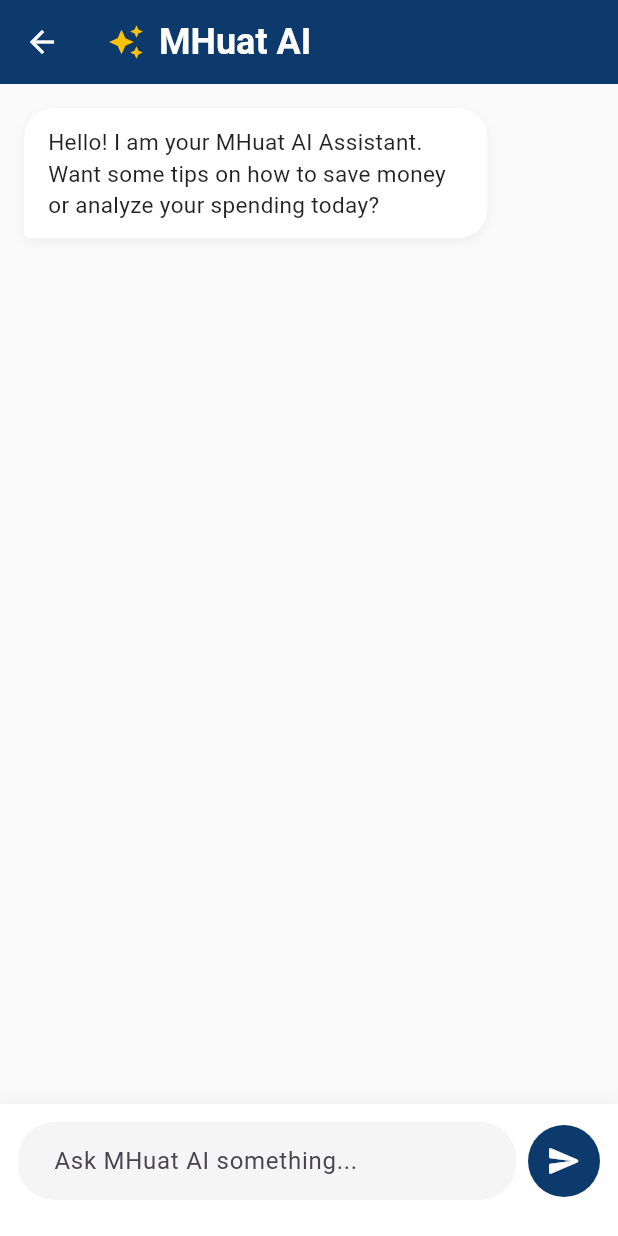
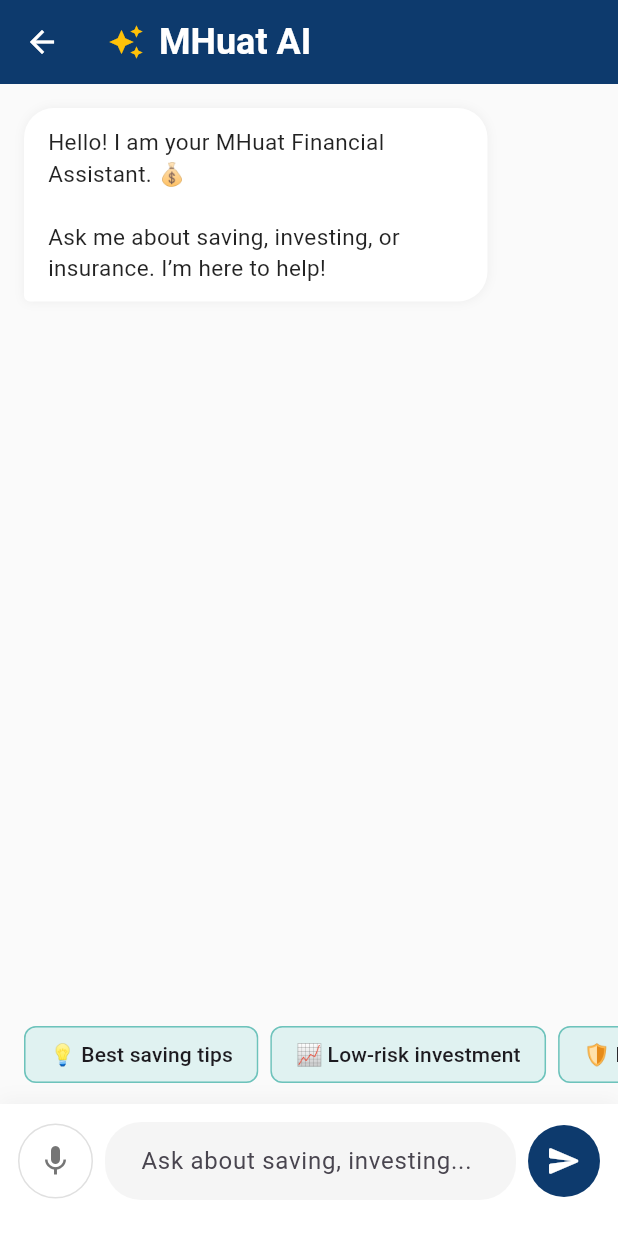
Before and after one commit to jiahui-1101/borneo_hackwknd, a Flutter app: the screen it shows after launch, scrolled down 164 dp, after a tap on the "smart toy" icon, on a phone screen of 412 x 824 dp. Run offline on Flutter 3.47's test engine with Material 3 defaults, Android fonts, the phone set to English and light mode, and no system bars; our stand-ins replace audioplayers, firebase_core, firebase_vertexai, fl_chart, flutter_tts, image_picker and 2 more; accounts and stored records are empty.

Commit message:
chat page

```diff
--- a/my_huat/lib/features/ai_feature/ai_chat_page.dart
+++ b/my_huat/lib/features/ai_feature/ai_chat_page.dart
@@ -1,6 +1,8 @@
 // lib/features/ai_feature/ai_chat_page.dart
 import 'package:flutter/material.dart';
-import 'package:google_generative_ai/google_generative_ai.dart'; // 🌟 导入刚刚安装的 AI 包
+import 'package:firebase_vertexai/firebase_vertexai.dart';
+import 'package:speech_to_text/speech_to_text.dart' as stt;
+import 'package:flutter_tts/flutter_tts.dart';
 
 class AiChatPage extends StatefulWidget {
   const AiChatPage({super.key});
@@ -11,70 +13,149 @@
 
 class _AiChatPageState extends State<AiChatPage> {
   final TextEditingController _controller = TextEditingController();
-
-  // 🌟 1. 在这里填入你刚才复制的 API Key！
-  static const String _apiKey = 'AIzaSyAPgN5NVMtpEnc82YFRUvI58Wy0cu_oHzc';
+  final ScrollController _scrollController = ScrollController();
+  final ScrollController _chipsScrollController = ScrollController();
 
   late final GenerativeModel _model;
+  late stt.SpeechToText _speech;
+  late FlutterTts _tts;
+
+  bool _isListening = false;
+  bool _isSpeaking = false;
+  bool _isTyping = false;
 
   final List<Map<String, dynamic>> _messages = [
     {
-      'text': 'Hello! I am your MHuat AI Assistant. Want some tips on how to save money or analyze your spending today?',
+      'text': 'Hello! I am your MHuat Financial Assistant. 💰\n\n'
+              'Ask me about saving, investing, or insurance. I’m here to help!',
       'isUser': false,
     },
+  ];
+
+  final List<String> _suggestions = const [
+    '💡 Best saving tips',
+    '📈 Low‑risk investment',
+    '🛡️ Family insurance',
+    '📊 Compare ETFs vs mutual funds',
+    '💰 Emergency fund size',
   ];
 
   @override
   void initState() {
     super.initState();
-    // 🌟 2. 初始化 Gemini 大脑 (使用 gemini-1.5-flash 模型，速度最快)
-    _model = GenerativeModel(
-      model: 'gemini-1.5-flash',
-      apiKey: _apiKey,
+    _initVoice();
+    _initModel();
+  }
+
+  void _initModel() {
+    // Use Firebase Vertex AI with the gemini-1.5-flash model
+    _model = FirebaseVertexAI.instance.generativeModel(
+      model: 'gemini-2.0-flash',
+      generationConfig: GenerationConfig(temperature: 0.8),
     );
   }
 
-  // 🌟 3. 真正发送消息给 AI 的核心逻辑
-  Future<void> _sendMessage() async {
-    if (_controller.text.trim().isEmpty) return;
+  // Voice methods (same as before, but you can keep them)
+  Future<void> _initVoice() async {
+    _speech = stt.SpeechToText();
+    _tts = FlutterTts();
+    await _tts.setLanguage("en-US");
+    await _tts.setSpeechRate(0.5);
+    _tts.setStartHandler(() => setState(() => _isSpeaking = true));
+    _tts.setCompletionHandler(() => setState(() => _isSpeaking = false));
+  }
 
-    final userText = _controller.text;
+  Future<void> _startListening() async {
+    bool available = await _speech.initialize();
+    if (available) {
+      setState(() => _isListening = true);
+      _speech.listen(
+        onResult: (result) {
+          _controller.text = result.recognizedWords;
+          if (result.finalResult) {
+            _stopListening();
+            _sendMessage(result.recognizedWords);
+          }
+        },
+      );
+    }
+  }
+
+  void _stopListening() {
+    _speech.stop();
+    setState(() => _isListening = false);
+  }
+
+  Future<void> _speak(String text) async {
+    String clean = text.replaceAll('*', '').replaceAll('#', '');
+    await _tts.speak(clean);
+  }
+
+  Future<void> _stopSpeaking() async {
+    await _tts.stop();
+    setState(() => _isSpeaking = false);
+  }
+
+  Future<void> _sendMessage([String? preset]) async {
+    final text = preset ?? _controller.text.trim();
+    if (text.isEmpty || _isTyping) return;
 
     setState(() {
-      // 把用户的话显示出来，清空输入框
-      _messages.add({'text': userText, 'isUser': true});
+      _messages.add({'text': text, 'isUser': true});
       _controller.clear();
-      // 显示 AI 正在思考的动画
-      _messages.add({'text': 'Thinking...', 'isUser': false, 'isTyping': true});
+      _isTyping = true;
     });
+    _scrollToBottom();
 
     try {
-      // 把用户的话打包发给 Gemini API
-      final content = [Content.text(userText)];
-      final response = await _model.generateContent(content);
+      final prompt = '''
+You are a helpful financial advisor. Answer questions about saving, investing, and insurance in a friendly, concise way.
+
+User: $text
+''';
+      final response = await _model.generateContent([Content.text(prompt)]);
+      final reply = response.text ?? 'Sorry, I could not generate a response.';
 
       if (mounted) {
         setState(() {
-          _messages.removeLast(); // 删掉 "Thinking..." 的加载动画
-          // 把真正的 AI 回答显示出来！
-          _messages.add({
-            'text': response.text ?? 'Sorry, I got confused for a second!',
-            'isUser': false
-          });
+          _isTyping = false;
+          _messages.add({'text': reply, 'isUser': false});
         });
+        _speak(reply);
+        _scrollToBottom();
       }
     } catch (e) {
-      // 如果网络不好或者 API Key 填错了，给个错误提示
       if (mounted) {
         setState(() {
-          _messages.removeLast();
+          _isTyping = false;
           _messages.add({
-            'text': 'Oops! Connection error. Please check your API Key and internet.',
+            'text': 'Error: $e. Please check your Firebase setup.',
             'isUser': false
           });
         });
       }
     }
+  }
+
+  void _scrollToBottom() {
+    Future.delayed(const Duration(milliseconds: 100), () {
+      if (_scrollController.hasClients) {
+        _scrollController.animateTo(
+          _scrollController.position.maxScrollExtent,
+          duration: const Duration(milliseconds: 300),
+          curve: Curves.easeOut,
+        );
+      }
+    });
+  }
+
+  @override
+  void dispose() {
+    _controller.dispose();
+    _scrollController.dispose();
+    _chipsScrollController.dispose();
+    _tts.stop();
+    super.dispose();
   }
 
   @override
@@ -96,42 +177,105 @@
         children: [
           Expanded(
             child: ListView.builder(
+              controller: _scrollController,
               padding: const EdgeInsets.all(16),
-              itemCount: _messages.length,
+              itemCount: _messages.length + (_isTyping ? 1 : 0),
               itemBuilder: (context, index) {
+                if (_isTyping && index == _messages.length) {
+                  return _buildTypingIndicator();
+                }
                 final msg = _messages[index];
                 return _buildChatBubble(
                   text: msg['text'],
                   isUser: msg['isUser'],
-                  isTyping: msg['isTyping'] ?? false,
                 );
               },
             ),
           ),
+          _buildSuggestionChips(),
           _buildInputArea(),
         ],
       ),
     );
   }
 
-  Widget _buildChatBubble({required String text, required bool isUser, required bool isTyping}) {
+  Widget _buildChatBubble({required String text, required bool isUser}) {
     return Align(
       alignment: isUser ? Alignment.centerRight : Alignment.centerLeft,
       child: Container(
         margin: const EdgeInsets.only(bottom: 16),
         padding: const EdgeInsets.symmetric(horizontal: 16, vertical: 12),
-        constraints: BoxConstraints(maxWidth: MediaQuery.of(context).size.width * 0.75),
+        constraints: BoxConstraints(
+          maxWidth: MediaQuery.of(context).size.width * 0.75,
+        ),
         decoration: BoxDecoration(
           color: isUser ? const Color(0xFF0D3A6D) : Colors.white,
           borderRadius: BorderRadius.circular(20).copyWith(
             bottomRight: isUser ? const Radius.circular(4) : const Radius.circular(20),
             bottomLeft: isUser ? const Radius.circular(20) : const Radius.circular(4),
           ),
-          boxShadow: [BoxShadow(color: Colors.black.withOpacity(0.05), blurRadius: 5, offset: const Offset(0, 2))],
+          boxShadow: [
+            BoxShadow(color: Colors.black.withOpacity(0.05), blurRadius: 5),
+          ],
         ),
-        child: isTyping
-          ? const SizedBox(width: 20, height: 20, child: CircularProgressIndicator(strokeWidth: 2, color: Color(0xFF0D3A6D)))
-          : Text(text, style: TextStyle(color: isUser ? Colors.white : Colors.black87, fontSize: 15)),
+        child: SelectableText(
+          text,
+          style: TextStyle(
+            color: isUser ? Colors.white : Colors.black87,
+            fontSize: 15,
+          ),
+        ),
+      ),
+    );
+  }
+
+  Widget _buildTypingIndicator() {
+    return Align(
+      alignment: Alignment.centerLeft,
+      child: Container(
+        margin: const EdgeInsets.only(bottom: 16),
+        padding: const EdgeInsets.symmetric(horizontal: 16, vertical: 12),
+        decoration: BoxDecoration(
+          color: Colors.white,
+          borderRadius: BorderRadius.circular(20),
+        ),
+        child: const Row(
+          mainAxisSize: MainAxisSize.min,
+          children: [
+            SizedBox(
+              width: 20,
+              height: 20,
+              child: CircularProgressIndicator(strokeWidth: 2, color: Color(0xFF0D3A6D)),
+            ),
+            SizedBox(width: 10),
+            Text('Thinking...', style: TextStyle(color: Colors.black54)),
+          ],
+        ),
+      ),
+    );
+  }
+
+  Widget _buildSuggestionChips() {
+    return Container(
+      height: 50,
+      margin: const EdgeInsets.symmetric(vertical: 8),
+      child: ListView.builder(
+        controller: _chipsScrollController,
+        scrollDirection: Axis.horizontal,
+        padding: const EdgeInsets.symmetric(horizontal: 16),
+        itemCount: _suggestions.length,
+        itemBuilder: (context, index) {
+          final chip = _suggestions[index];
+          return Padding(
+            padding: const EdgeInsets.only(right: 8),
+            child: ActionChip(
+              label: Text(chip),
+              onPressed: () => _sendMessage(chip),
+              backgroundColor: Colors.teal[50],
+              side: BorderSide(color: Colors.teal.withOpacity(0.3)),
+            ),
+          );
+        },
       ),
     );
   }
@@ -141,18 +285,39 @@
       padding: const EdgeInsets.all(12).copyWith(bottom: 24),
       decoration: BoxDecoration(
         color: Colors.white,
-        boxShadow: [BoxShadow(color: Colors.grey.withOpacity(0.1), blurRadius: 10, offset: const Offset(0, -3))],
+        boxShadow: [
+          BoxShadow(color: Colors.grey.withOpacity(0.1), blurRadius: 10, offset: const Offset(0, -3)),
+        ],
       ),
       child: Row(
         children: [
+          GestureDetector(
+            onTap: _isListening ? _stopListening : _startListening,
+            child: Container(
+              padding: const EdgeInsets.all(12),
+              decoration: BoxDecoration(
+                color: _isListening ? Colors.red[50] : Colors.white,
+                shape: BoxShape.circle,
+                border: Border.all(color: _isListening ? Colors.red : Colors.grey[300]!),
+              ),
+              child: Icon(
+                _isListening ? Icons.stop : Icons.mic,
+                color: _isListening ? Colors.red : Colors.grey[600],
+              ),
+            ),
+          ),
+          const SizedBox(width: 8),
           Expanded(
             child: TextField(
               controller: _controller,
               decoration: InputDecoration(
-                hintText: 'Ask MHuat AI something...',
+                hintText: _isListening ? 'Listening...' : 'Ask about saving, investing...',
                 filled: true,
                 fillColor: Colors.grey[100],
-                border: OutlineInputBorder(borderRadius: BorderRadius.circular(24), borderSide: BorderSide.none),
+                border: OutlineInputBorder(
+                  borderRadius: BorderRadius.circular(24),
+                  borderSide: BorderSide.none,
+                ),
                 contentPadding: const EdgeInsets.symmetric(horizontal: 20, vertical: 14),
               ),
               onSubmitted: (_) => _sendMessage(),
@@ -162,7 +327,10 @@
           CircleAvatar(
             radius: 24,
             backgroundColor: const Color(0xFF0D3A6D),
-            child: IconButton(icon: const Icon(Icons.send_rounded, color: Colors.white), onPressed: _sendMessage),
+            child: IconButton(
+              icon: const Icon(Icons.send_rounded, color: Colors.white),
+              onPressed: () => _sendMessage(),
+            ),
           ),
         ],
       ),
--- a/my_huat/lib/main.dart
+++ b/my_huat/lib/main.dart
@@ -2,10 +2,16 @@
 // 1. 导入你的入口页面。注意：如果你还没改文件名，这里可能是 onboarding.dart
 import 'features/onboarding/entry_page.dart';
 import 'features/homepage/home_page.dart';
+import 'package:firebase_core/firebase_core.dart';
+import 'firebase_options.dart';
 
-void main() {
+void main() async {
+  WidgetsFlutterBinding.ensureInitialized();
+  await Firebase.initializeApp(
+    options: DefaultFirebaseOptions.currentPlatform,
+  );
   runApp(const MyApp());
-} // 🌟 补上了你漏掉的这个括号
+}
 
 class MyApp extends StatelessWidget {
   const MyApp({super.key});
--- a/my_huat/pubspec.yaml
+++ b/my_huat/pubspec.yaml
@@ -39,6 +39,11 @@
   image_picker: ^1.0.7
   intl: ^0.19.0
   google_generative_ai: ^0.4.7
+  firebase_core: ^3.15.0
+  firebase_ai: ^2.3.0
+  flutter_tts: ^3.8.5
+  speech_to_text: ^7.3.0
+  firebase_vertexai: ^1.8.3
 
 dev_dependencies:
   flutter_test:
```
Also changed, not shown: my_huat/firebase.json (added), my_huat/lib/firebase_options.dart (added), my_huat/pubspec.lock, 6 other files.
